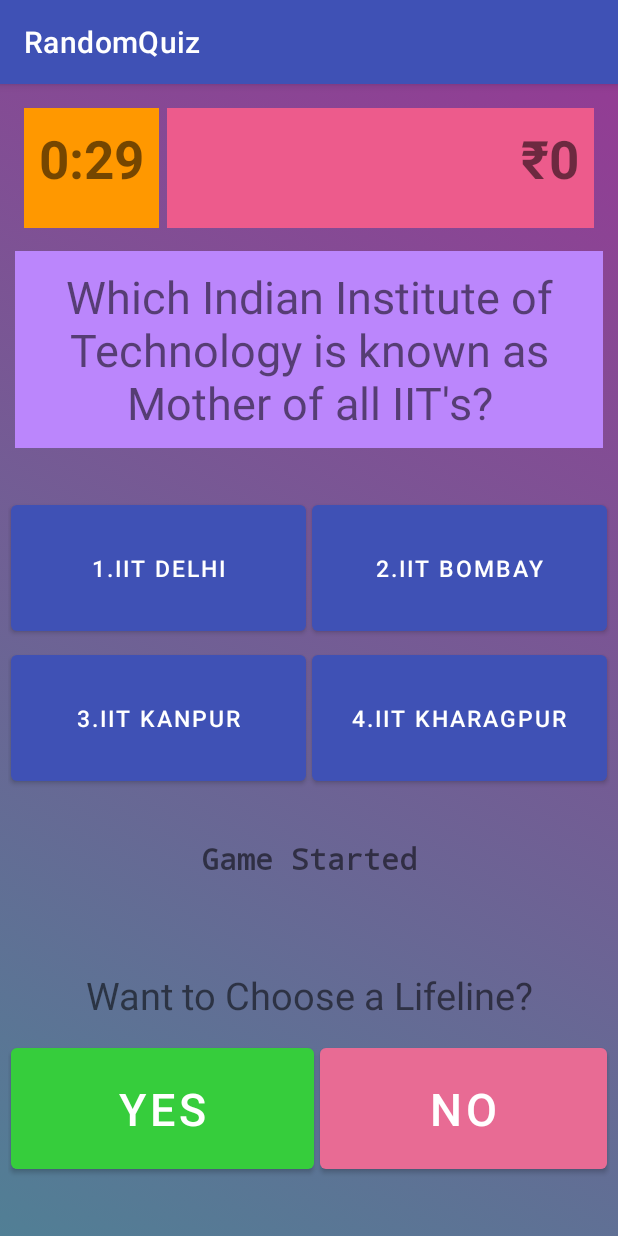
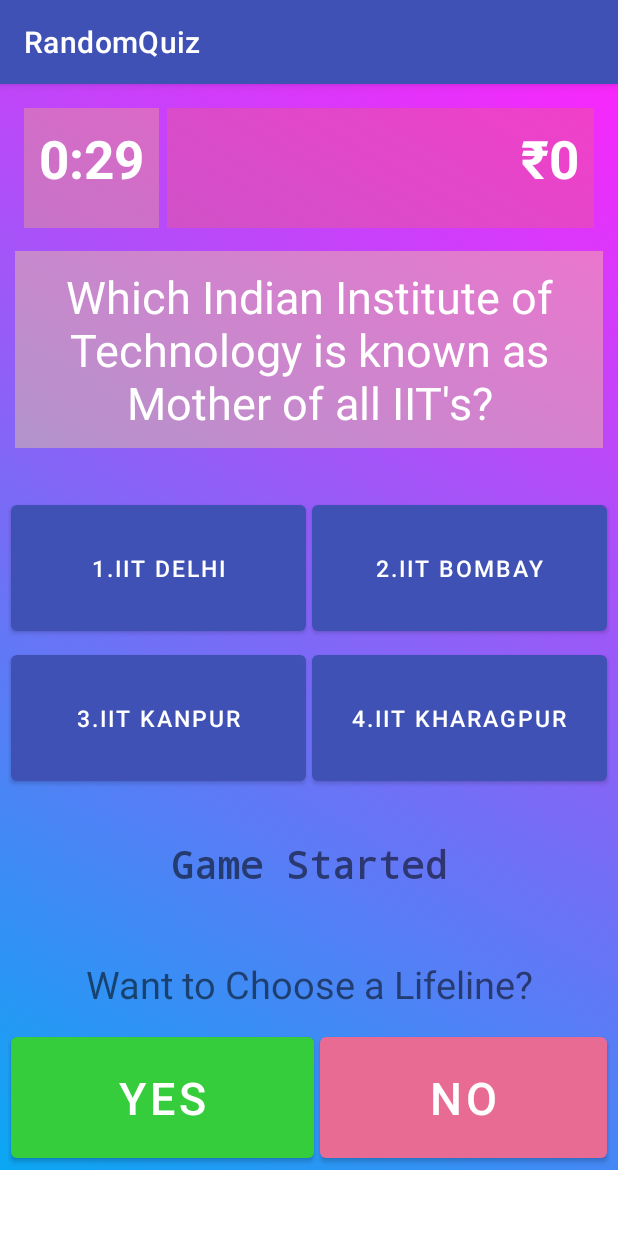
Before and after one commit to droidbg/Random_KBC_Quiz, an Android app: the screen it shows after launch (MainActivity), after a tap on "GO!", on a phone screen of 412 x 824 dp. Run offline under Robolectric (Android 15) with nearby library versions, the phone set to English and light mode, and no system bars.

Commit message:
Initial Code Complete

```diff
--- a/app/src/main/java/com/binni/randomquiz/MainActivity.java
+++ b/app/src/main/java/com/binni/randomquiz/MainActivity.java
@@ -8,7 +8,6 @@ import android.os.Bundle;
 import android.os.CountDownTimer;
 import android.view.View;
 import android.widget.Button;
-import android.widget.ScrollView;
 import android.widget.TextView;
 import android.widget.Toast;
 
@@ -45,8 +44,8 @@ public class MainActivity extends AppCompatActivity {
 
     Random rand=new Random();
    public void startBackgroundAnimate(){
-        ScrollView scrollView = findViewById(R.id.scrolllayout);
-        AnimationDrawable animationDrawable = (AnimationDrawable) scrollView.getBackground();
+        ConstraintLayout constraintLayout = findViewById(R.id.conslayout);
+        AnimationDrawable animationDrawable = (AnimationDrawable) constraintLayout.getBackground();
         animationDrawable.setEnterFadeDuration(2000);
         animationDrawable.setExitFadeDuration(4000);
         animationDrawable.start();
@@ -179,7 +178,7 @@ public class MainActivity extends AppCompatActivity {
                 @Override
                 public void onTick(long millisUntilFinished) {
                     updateTimer((int)millisUntilFinished/1000);
-                    timerTextView.setText("0:"+String.valueOf(millisUntilFinished/1000));
+
                 }
 
                 @Override
@@ -197,11 +196,12 @@ public class MainActivity extends AppCompatActivity {
         int minutes=secondsLeft/60;
         int seconds=secondsLeft%60;
 //      int seconds=secondsLeft-(minutes*60);
-        String timerDisplay=String.valueOf(minutes) + ":" + String.valueOf(seconds);
-        if(seconds==0&&minutes==0)
+        String timerDisplay=String.valueOf(minutes) + ":";
+        if(seconds<=9)
         {
-            timerDisplay=timerDisplay+"0";
+            timerDisplay+="0";
         }
+        timerDisplay+=String.valueOf(seconds);
         timerTextView.setText(timerDisplay);
     }
 
@@ -235,7 +235,7 @@ public void cancelTimer(){
 }
     private void finishGame() {
         if(gameWin!=true)
-        gamelabelTextView.setText("Game Over!!");
+        gamelabelTextView.setText("Game Over!!\nYou are OUT");
         cancelTimer();
         button0.setClickable(false);
         button1.setClickable(false);
--- a/app/src/main/res/drawable/gradient_1.xml
+++ b/app/src/main/res/drawable/gradient_1.xml
@@ -2,6 +2,6 @@
 <shape xmlns:android="http://schemas.android.com/apk/res/android">
     <gradient
         android:angle="225"
-        android:endColor="#044fab"
-        android:startColor="#ffd6d3" />
+        android:endColor="#0573FA"
+        android:startColor="#EA3427" />
 </shape>
--- a/app/src/main/res/drawable/gradient_3.xml
+++ b/app/src/main/res/drawable/gradient_3.xml
@@ -2,6 +2,6 @@
 <shape xmlns:android="http://schemas.android.com/apk/res/android">
     <gradient
         android:angle="45"
-        android:endColor="#933c94"
-        android:startColor="#517f95" />
+        android:endColor="#E8F911FB"
+        android:startColor="#0AA7F3" />
 </shape>
--- a/app/src/main/res/layout/activity_main.xml
+++ b/app/src/main/res/layout/activity_main.xml
@@ -4,12 +4,11 @@
     xmlns:tools="http://schemas.android.com/tools"
     android:layout_width="match_parent"
     android:layout_height="match_parent"
-    android:id="@+id/scrolllayout"
-    android:background="@drawable/gradient_list"
     tools:context=".MainActivity">
 
 <androidx.constraintlayout.widget.ConstraintLayout
-
+    android:id="@+id/conslayout"
+    android:background="@drawable/gradient_list"
     android:layout_width="match_parent"
     android:layout_height="wrap_content">
 
@@ -38,9 +37,10 @@
             android:id="@+id/scoreTextView"
             android:layout_width="0dp"
             android:layout_height="80dp"
+            android:textColor="@color/white"
             android:layout_marginStart="5dp"
             android:layout_marginEnd="16dp"
-            android:background="#ED5B8C"
+            android:background="#72ED5B8C"
             android:padding="10dp"
             android:text="₹0"
             android:gravity="end"
@@ -56,8 +56,9 @@
             android:layout_width="wrap_content"
             android:layout_height="80dp"
             android:layout_marginStart="16dp"
+            android:textColor="@color/white"
             android:layout_marginTop="16dp"
-            android:background="#FF9800"
+            android:background="#52FFBE5E"
             android:padding="10dp"
             android:text="0:00"
             android:textSize="35sp"
@@ -74,7 +75,7 @@
             android:padding="20dp"
             android:text="Game Started"
             android:layout_marginTop="10dp"
-            android:textSize="20sp"
+            android:textSize="25sp"
             android:textStyle="bold"
             app:layout_constraintTop_toBottomOf="@id/buttonline1linearLayout"
             app:layout_constraintEnd_toEndOf="parent"
@@ -166,7 +167,8 @@
             android:layout_marginStart="10dp"
             android:layout_marginTop="15dp"
             android:layout_marginEnd="10dp"
-            android:background="@color/purple_200"
+            android:textColor="@color/white"
+            android:background="#60FFE082"
             android:fontFamily="sans-serif"
             android:gravity="center"
             android:padding="10dp"
@@ -183,7 +185,7 @@
             android:padding="10dp"
             android:textSize="25sp"
             android:layout_marginStart="5dp"
-            android:layout_marginTop="30dp"
+            android:layout_marginTop="15dp"
             android:layout_marginEnd="5dp"
             android:gravity="center"
             android:text="Want to Choose a Lifeline?"
```
